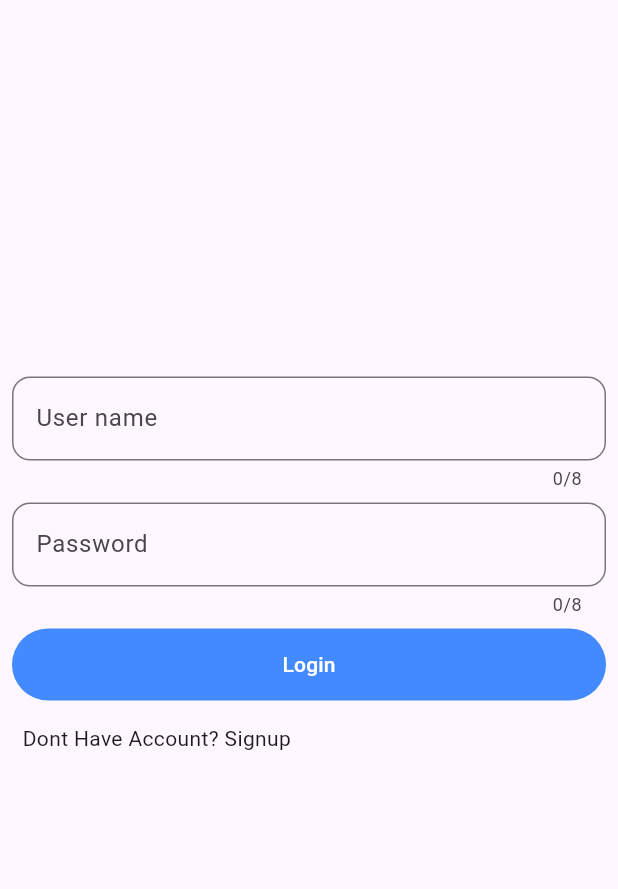
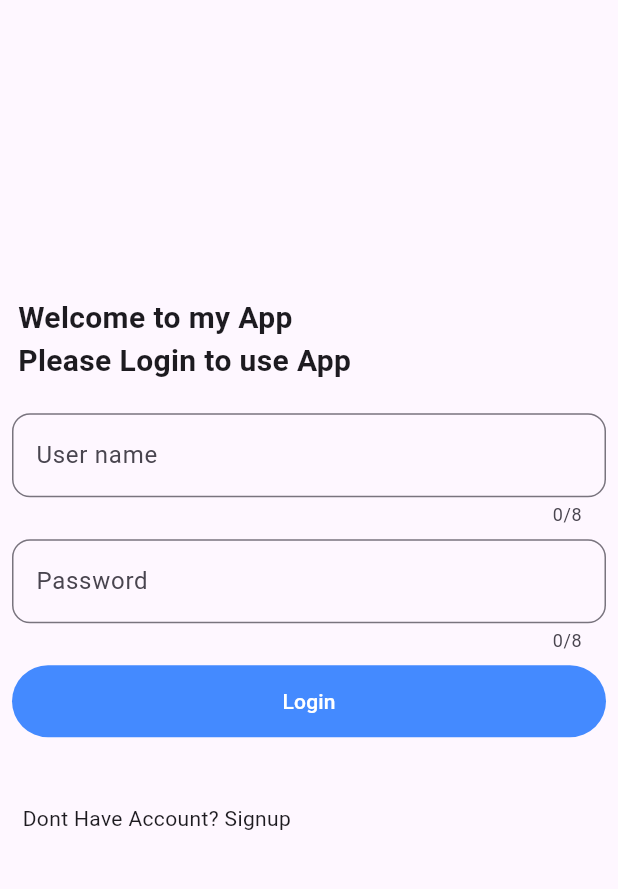
Before and after one commit to hreza779/kharazmi_project, a Flutter app: the screen it shows after launch, after a tap on "Login", on a phone screen of 412 x 824 dp, the part 84-973 px from its top. Run offline on Flutter 3.47's test engine with Material 3 defaults, Android fonts, the phone set to English and light mode, and no system bars; our stand-ins replace get.

Commit message:
last changes

```diff
--- /dev/null
+++ b/lib/Controllers/userController.dart
@@ -0,0 +1,15 @@
+import 'package:get/get.dart';
+
+class UserController extends GetxController {
+  login(var user, var pass) {
+    if (user == "ghadir") {
+      if (pass == "123") {
+        return true;
+      } else {
+        return false;
+      }
+    } else {
+      return false;
+    }
+  }
+}
--- /dev/null
+++ b/lib/Pages/HomePage.dart
@@ -0,0 +1,14 @@
+import 'package:flutter/material.dart';
+
+class HomePage extends StatelessWidget {
+  const HomePage({super.key});
+
+  @override
+  Widget build(BuildContext context) {
+    return Scaffold(
+      body: Center(
+        child: Text('Hello'),
+      ),
+    );
+  }
+}
--- /dev/null
+++ b/lib/Pages/LoginPage.dart
@@ -0,0 +1,105 @@
+import 'package:flutter/material.dart';
+import 'package:get/get.dart';
+import 'package:testproject/Controllers/userController.dart';
+import 'package:testproject/Pages/HomePage.dart';
+
+class LoginPage extends StatefulWidget {
+  LoginPage({super.key});
+
+  @override
+  State<LoginPage> createState() => _LoginPageState();
+}
+
+class _LoginPageState extends State<LoginPage> {
+// ساخت کنترلر برای کنترل کردن مقدار های وارد شده در ورودی ها
+  var userController = TextEditingController();
+
+  var passwordController = TextEditingController();
+
+  var uController = UserController();
+  var message = "";
+
+  @override
+  Widget build(BuildContext context) {
+    return Scaffold(
+      appBar: AppBar(
+        backgroundColor: Colors.red,
+        title: const Text(
+          'kharazmi',
+          style: TextStyle(color: Colors.white),
+        ),
+      ),
+      body: Container(
+        child: Column(
+          crossAxisAlignment: CrossAxisAlignment.stretch,
+          mainAxisAlignment: MainAxisAlignment.center,
+          children: [
+            Padding(
+              padding: const EdgeInsets.fromLTRB(12.0, 0.0, 0.0, 20.0),
+              child: Text(
+                'Welcome to my App \nPlease Login to use App ',
+                style: TextStyle(fontWeight: FontWeight.bold, fontSize: 20.0),
+              ),
+            ),
+            Padding(
+              padding: const EdgeInsets.symmetric(horizontal: 8.0),
+              child: TextField(
+                maxLength: 8,
+                controller: userController,
+                keyboardType: TextInputType.text,
+                decoration: InputDecoration(
+                    hintText: 'User name',
+                    border: OutlineInputBorder(
+                        borderRadius: BorderRadius.circular(12))),
+              ),
+            ),
+            const SizedBox(
+              height: 8.0,
+            ),
+            Padding(
+              padding: const EdgeInsets.symmetric(horizontal: 8.0),
+              child: TextField(
+                maxLength: 8,
+                keyboardType: TextInputType.visiblePassword,
+                obscureText: true,
+                controller: passwordController,
+                decoration: InputDecoration(
+                    hintText: 'Password',
+                    border: OutlineInputBorder(
+                        borderRadius: BorderRadius.circular(12))),
+              ),
+            ),
+            const SizedBox(
+              height: 8.0,
+            ),
+            Padding(
+              padding: const EdgeInsets.symmetric(horizontal: 8.0),
+              child: FilledButton(
+                onPressed: () {
+                  var username = userController.text;
+                  var password = passwordController.text;
+                  if (uController.login(username, password)) {
+                    Get.off(HomePage());
+                  }
+                },
+                child: const Text("Login"),
+                style: ButtonStyle(
+                    padding: MaterialStatePropertyAll(EdgeInsets.all(14.0)),
+                    backgroundColor:
+                        MaterialStatePropertyAll(Colors.blueAccent)),
+              ),
+            ),
+            Text(
+              message,
+              style: TextStyle(fontSize: 20.0),
+            ),
+            const Padding(
+              padding: EdgeInsets.all(15.0),
+              child: Text('Dont Have Account? Signup'),
+            )
+          ],
+        ),
+      ),
+    );
+  }
+}
--- a/lib/main.dart
+++ b/lib/main.dart
@@ -1,5 +1,8 @@
 import 'package:flutter/material.dart';
-import 'package:flutter/services.dart';
+import 'package:get/get.dart';
+
+import 'Pages/HomePage.dart';
+import 'Pages/LoginPage.dart';
 
 void main() {
   runApp(MyApp());
@@ -10,85 +13,8 @@ class MyApp extends StatelessWidget {
 
   @override
   Widget build(BuildContext context) {
-    return MaterialApp(
-      home: HomePage(),
+    return GetMaterialApp(
+      home: LoginPage(),
     );
   }
 }
-
-class HomePage extends StatelessWidget {
-  const HomePage({super.key});
-
-  @override
-  Widget build(BuildContext context) {
-    return Scaffold(
-      appBar: AppBar(
-        backgroundColor: Colors.red,
-        title: const Text(
-          'kharazmi',
-          style: TextStyle(color: Colors.white),
-        ),
-      ),
-      body: Container(
-        child: Column(
-          crossAxisAlignment: CrossAxisAlignment.stretch,
-          mainAxisAlignment: MainAxisAlignment.center,
-          children: [
-            Padding(
-              padding: const EdgeInsets.symmetric(horizontal: 8.0),
-              child: TextField(
-                maxLength: 8,
-                decoration: InputDecoration(
-                    hintText: 'User name',
-                    border: OutlineInputBorder(
-                        borderRadius: BorderRadius.circular(12))),
-              ),
-            ),
-            const SizedBox(
-              height: 8.0,
-            ),
-            Padding(
-              padding: const EdgeInsets.symmetric(horizontal: 8.0),
-              child: TextField(
-                maxLength: 8,
-                decoration: InputDecoration(
-                    hintText: 'Password',
-                    border: OutlineInputBorder(
-                        borderRadius: BorderRadius.circular(12))),
-              ),
-            ),
-            const SizedBox(
-              height: 8.0,
-            ),
-            Padding(
-              padding: const EdgeInsets.symmetric(horizontal: 8.0),
-              child: FilledButton(
-                onPressed: () {},
-                child: Text("Login"),
-                style: ButtonStyle(
-                    padding: MaterialStatePropertyAll(EdgeInsets.all(14.0)),
-                    backgroundColor:
-                        MaterialStatePropertyAll(Colors.blueAccent)),
-              ),
-            ),
-            const Padding(
-              padding: EdgeInsets.all(15.0),
-              child: Text('Dont Have Account? Signup'),
-            )
-          ],
-        ),
-      ),
-    );
-  }
-}
-
-class LoginPage extends StatelessWidget {
-  const LoginPage({super.key});
-
-  @override
-  Widget build(BuildContext context) {
-    return Center(
-      child: Text('Hello'),
-    );
-  }
-}
--- a/pubspec.yaml
+++ b/pubspec.yaml
@@ -35,6 +35,7 @@ dependencies:
   # The following adds the Cupertino Icons font to your application.
   # Use with the CupertinoIcons class for iOS style icons.
   cupertino_icons: ^1.0.6
+  get: ^4.6.6
 
 dev_dependencies:
   flutter_test:
```
Also changed, not shown: pubspec.lock.
